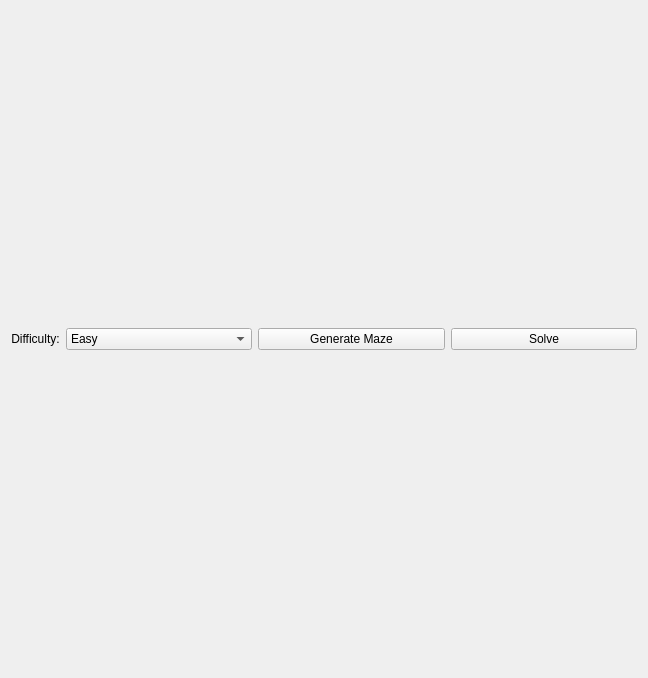
Above: maze_solver.ui from Chinwer/MarkovMaze before the change. Below: the same form after it.
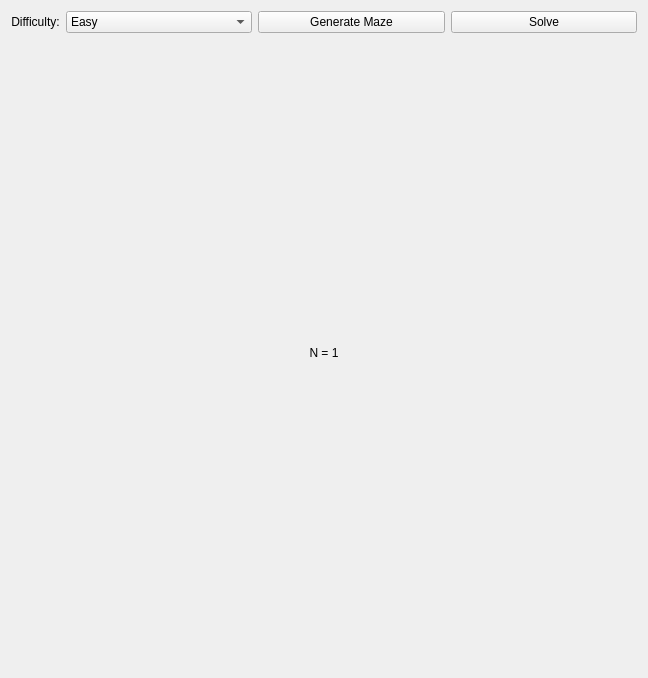
That is the form after the change.

Commit message: Add a iter count label

```diff
--- a/maze_solver.ui
+++ b/maze_solver.ui
@@ -81,6 +81,22 @@
        </item>
       </layout>
      </item>
+     <item>
+      <widget class="QLabel" name="l_iter">
+       <property name="sizePolicy">
+        <sizepolicy hsizetype="Preferred" vsizetype="Preferred">
+         <horstretch>0</horstretch>
+         <verstretch>0</verstretch>
+        </sizepolicy>
+       </property>
+       <property name="text">
+        <string>N = 1</string>
+       </property>
+       <property name="alignment">
+        <set>Qt::AlignCenter</set>
+       </property>
+      </widget>
+     </item>
     </layout>
    </item>
   </layout>
```
The commit also changes 2 other files.
